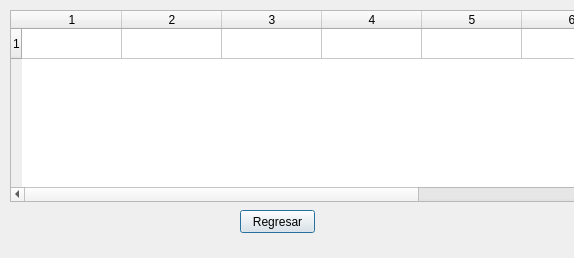
Old version of the form listaCursos.ui in the repository rubenralda/LFP_Practica1.
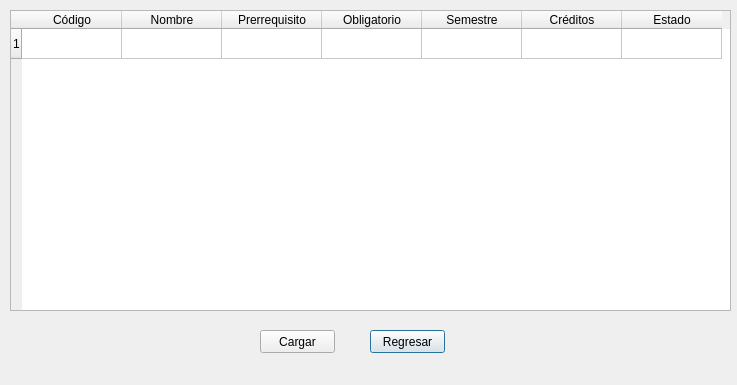
New version of the form.

What changed in the file:
```diff
--- a/listaCursos.ui
+++ b/listaCursos.ui
@@ -6,8 +6,8 @@
    <rect>
     <x>0</x>
     <y>0</y>
-    <width>574</width>
-    <height>258</height>
+    <width>737</width>
+    <height>385</height>
    </rect>
   </property>
   <property name="windowTitle">
@@ -16,8 +16,8 @@
   <widget class="QPushButton" name="buttonRegresar">
    <property name="geometry">
     <rect>
-     <x>240</x>
-     <y>210</y>
+     <x>370</x>
+     <y>330</y>
      <width>75</width>
      <height>23</height>
     </rect>
@@ -31,8 +31,8 @@
     <rect>
      <x>10</x>
      <y>10</y>
-     <width>581</width>
-     <height>192</height>
+     <width>721</width>
+     <height>301</height>
     </rect>
    </property>
    <property name="selectionBehavior">
@@ -45,13 +45,54 @@
     <number>7</number>
    </property>
    <row/>
-   <column/>
-   <column/>
-   <column/>
-   <column/>
-   <column/>
-   <column/>
-   <column/>
+   <column>
+    <property name="text">
+     <string>Código</string>
+    </property>
+   </column>
+   <column>
+    <property name="text">
+     <string>Nombre</string>
+    </property>
+   </column>
+   <column>
+    <property name="text">
+     <string>Prerrequisito</string>
+    </property>
+   </column>
+   <column>
+    <property name="text">
+     <string>Obligatorio</string>
+    </property>
+   </column>
+   <column>
+    <property name="text">
+     <string>Semestre</string>
+    </property>
+   </column>
+   <column>
+    <property name="text">
+     <string>Créditos</string>
+    </property>
+   </column>
+   <column>
+    <property name="text">
+     <string>Estado</string>
+    </property>
+   </column>
+  </widget>
+  <widget class="QPushButton" name="buttonCargar">
+   <property name="geometry">
+    <rect>
+     <x>260</x>
+     <y>330</y>
+     <width>75</width>
+     <height>23</height>
+    </rect>
+   </property>
+   <property name="text">
+    <string>Cargar</string>
+   </property>
   </widget>
  </widget>
  <resources/>
```
